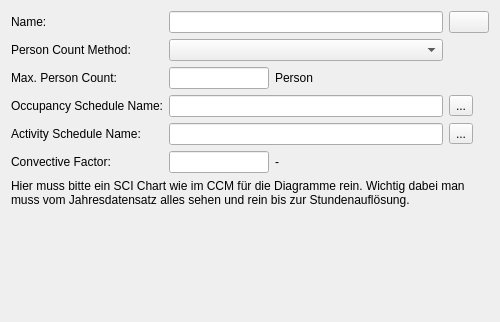
Old version of the form SIM-VICUS/src/SVDBInternalLoadsPersonEditWidget.ui in the repository ghorwin/SIM-VICUS.
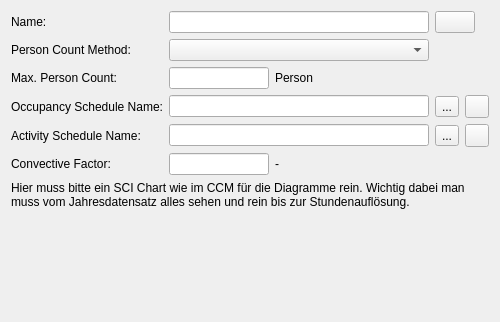
New version of the form. Icons and pictures are not drawn. Custom widgets are drawn as their Qt base class.

Commit message: change all line edit finished to finished successfully

Patch:
```diff
--- a/SIM-VICUS/src/SVDBInternalLoadsPersonEditWidget.ui
+++ b/SIM-VICUS/src/SVDBInternalLoadsPersonEditWidget.ui
@@ -20,57 +20,6 @@
    <string>Form</string>
   </property>
   <layout class="QGridLayout" name="gridLayoutMaster">
-   <item row="2" column="1">
-    <widget class="QtExt::ValidatingLineEdit" name="lineEditPersonCount">
-     <property name="maximumSize">
-      <size>
-       <width>100</width>
-       <height>16777215</height>
-      </size>
-     </property>
-    </widget>
-   </item>
-   <item row="6" column="0" colspan="5">
-    <widget class="QLabel" name="label">
-     <property name="text">
-      <string>Hier muss bitte ein SCI Chart wie im CCM für die Diagramme rein. Wichtig dabei man muss vom Jahresdatensatz alles sehen und rein bis zur Stundenauflösung.</string>
-     </property>
-     <property name="wordWrap">
-      <bool>true</bool>
-     </property>
-    </widget>
-   </item>
-   <item row="3" column="4">
-    <widget class="QToolButton" name="toolButtonSelectOccupancy">
-     <property name="text">
-      <string>...</string>
-     </property>
-    </widget>
-   </item>
-   <item row="5" column="1">
-    <widget class="QtExt::ValidatingLineEdit" name="lineEditConvectiveFactor">
-     <property name="maximumSize">
-      <size>
-       <width>100</width>
-       <height>16777215</height>
-      </size>
-     </property>
-    </widget>
-   </item>
-   <item row="2" column="2">
-    <widget class="QLabel" name="labelPersonCountUnit">
-     <property name="text">
-      <string>Person</string>
-     </property>
-    </widget>
-   </item>
-   <item row="5" column="2">
-    <widget class="QLabel" name="labelConvectiveFactorUnit">
-     <property name="text">
-      <string>-</string>
-     </property>
-    </widget>
-   </item>
    <item row="0" column="0">
     <widget class="QLabel" name="labelDisplayName">
      <property name="minimumSize">
@@ -84,40 +33,7 @@
      </property>
     </widget>
    </item>
-   <item row="4" column="0">
-    <widget class="QLabel" name="labelDisplayName_3">
-     <property name="minimumSize">
-      <size>
-       <width>60</width>
-       <height>0</height>
-      </size>
-     </property>
-     <property name="text">
-      <string>Activity Schedule Name:</string>
-     </property>
-    </widget>
-   </item>
-   <item row="3" column="1" colspan="3">
-    <widget class="QLineEdit" name="lineEditOccupancyScheduleName">
-     <property name="readOnly">
-      <bool>true</bool>
-     </property>
-    </widget>
-   </item>
-   <item row="1" column="0">
-    <widget class="QLabel" name="labelCategory_2">
-     <property name="minimumSize">
-      <size>
-       <width>60</width>
-       <height>0</height>
-      </size>
-     </property>
-     <property name="text">
-      <string>Person Count Method:</string>
-     </property>
-    </widget>
-   </item>
-   <item row="0" column="4">
+   <item row="0" column="5" colspan="2">
     <widget class="QtExt::ColorButton" name="pushButtonPersonColor">
      <property name="sizePolicy">
       <sizepolicy hsizetype="Fixed" vsizetype="Fixed">
@@ -127,34 +43,8 @@
      </property>
     </widget>
    </item>
-   <item row="5" column="3">
-    <spacer name="horizontalSpacer_2">
-     <property name="orientation">
-      <enum>Qt::Horizontal</enum>
-     </property>
-     <property name="sizeHint" stdset="0">
-      <size>
-       <width>50</width>
-       <height>20</height>
-      </size>
-     </property>
-    </spacer>
-   </item>
-   <item row="4" column="4">
-    <widget class="QToolButton" name="toolButtonSelectActivity">
-     <property name="text">
-      <string>...</string>
-     </property>
-    </widget>
-   </item>
-   <item row="3" column="0">
-    <widget class="QLabel" name="labelDisplayName_2">
-     <property name="sizePolicy">
-      <sizepolicy hsizetype="Expanding" vsizetype="Preferred">
-       <horstretch>0</horstretch>
-       <verstretch>0</verstretch>
-      </sizepolicy>
-     </property>
+   <item row="1" column="0" colspan="2">
+    <widget class="QLabel" name="labelCategory_2">
      <property name="minimumSize">
       <size>
        <width>60</width>
@@ -162,7 +52,7 @@
       </size>
      </property>
      <property name="text">
-      <string>Occupancy Schedule Name:</string>
+      <string>Person Count Method:</string>
      </property>
     </widget>
    </item>
@@ -173,23 +63,126 @@
      </property>
     </widget>
    </item>
+   <item row="2" column="2">
+    <widget class="QtExt::ValidatingLineEdit" name="lineEditPersonCount">
+     <property name="maximumSize">
+      <size>
+       <width>100</width>
+       <height>16777215</height>
+      </size>
+     </property>
+    </widget>
+   </item>
    <item row="2" column="3">
+    <widget class="QLabel" name="labelPersonCountUnit">
+     <property name="text">
+      <string>Person</string>
+     </property>
+    </widget>
+   </item>
+   <item row="2" column="4">
     <spacer name="horizontalSpacer">
      <property name="orientation">
       <enum>Qt::Horizontal</enum>
      </property>
      <property name="sizeHint" stdset="0">
       <size>
-       <width>50</width>
+       <width>65</width>
        <height>20</height>
       </size>
      </property>
     </spacer>
    </item>
-   <item row="0" column="1" colspan="3">
-    <widget class="QtExt::LanguageStringEditWidget1" name="lineEditName"/>
+   <item row="3" column="0" colspan="2">
+    <widget class="QLabel" name="labelDisplayName_2">
+     <property name="sizePolicy">
+      <sizepolicy hsizetype="Expanding" vsizetype="Preferred">
+       <horstretch>0</horstretch>
+       <verstretch>0</verstretch>
+      </sizepolicy>
+     </property>
+     <property name="minimumSize">
+      <size>
+       <width>60</width>
+       <height>0</height>
+      </size>
+     </property>
+     <property name="text">
+      <string>Occupancy Schedule Name:</string>
+     </property>
+    </widget>
    </item>
-   <item row="7" column="0">
+   <item row="3" column="5">
+    <widget class="QToolButton" name="toolButtonSelectOccupancy">
+     <property name="text">
+      <string>...</string>
+     </property>
+    </widget>
+   </item>
+   <item row="3" column="6">
+    <widget class="QToolButton" name="toolButtonRemoveOccupancySchedule">
+     <property name="icon">
+      <iconset resource="../resources/SIM-VICUS.qrc">
+       <normaloff>:/gfx/actions/24x24/minus.png</normaloff>:/gfx/actions/24x24/minus.png</iconset>
+     </property>
+    </widget>
+   </item>
+   <item row="4" column="0" colspan="2">
+    <widget class="QLabel" name="labelDisplayName_3">
+     <property name="minimumSize">
+      <size>
+       <width>60</width>
+       <height>0</height>
+      </size>
+     </property>
+     <property name="text">
+      <string>Activity Schedule Name:</string>
+     </property>
+    </widget>
+   </item>
+   <item row="4" column="5">
+    <widget class="QToolButton" name="toolButtonSelectActivity">
+     <property name="text">
+      <string>...</string>
+     </property>
+    </widget>
+   </item>
+   <item row="4" column="6">
+    <widget class="QToolButton" name="toolButtonRemoveActivitySchedule">
+     <property name="icon">
+      <iconset resource="../resources/SIM-VICUS.qrc">
+       <normaloff>:/gfx/actions/24x24/minus.png</normaloff>:/gfx/actions/24x24/minus.png</iconset>
+     </property>
+    </widget>
+   </item>
+   <item row="5" column="0">
+    <widget class="QLabel" name="labelConvectiveFactor">
+     <property name="text">
+      <string>Convective Factor:</string>
+     </property>
+    </widget>
+   </item>
+   <item row="5" column="2">
+    <widget class="QtExt::ValidatingLineEdit" name="lineEditConvectiveFactor">
+     <property name="maximumSize">
+      <size>
+       <width>100</width>
+       <height>16777215</height>
+      </size>
+     </property>
+    </widget>
+   </item>
+   <item row="6" column="0" colspan="7">
+    <widget class="QLabel" name="label">
+     <property name="text">
+      <string>Hier muss bitte ein SCI Chart wie im CCM für die Diagramme rein. Wichtig dabei man muss vom Jahresdatensatz alles sehen und rein bis zur Stundenauflösung.</string>
+     </property>
+     <property name="wordWrap">
+      <bool>true</bool>
+     </property>
+    </widget>
+   </item>
+   <item row="7" column="1">
     <spacer name="verticalSpacer">
      <property name="orientation">
       <enum>Qt::Vertical</enum>
@@ -202,23 +195,33 @@
      </property>
     </spacer>
    </item>
-   <item row="4" column="1" colspan="3">
+   <item row="0" column="2" colspan="3">
+    <widget class="QtExt::LanguageStringEditWidget1" name="lineEditName"/>
+   </item>
+   <item row="3" column="2" colspan="3">
+    <widget class="QLineEdit" name="lineEditOccupancyScheduleName">
+     <property name="readOnly">
+      <bool>true</bool>
+     </property>
+    </widget>
+   </item>
+   <item row="4" column="2" colspan="3">
     <widget class="QLineEdit" name="lineEditActivityScheduleName">
      <property name="readOnly">
       <bool>true</bool>
      </property>
     </widget>
    </item>
-   <item row="1" column="1" colspan="3">
+   <item row="5" column="3">
+    <widget class="QLabel" name="labelConvectiveFactorUnit">
+     <property name="text">
+      <string>-</string>
+     </property>
+    </widget>
+   </item>
+   <item row="1" column="2" colspan="3">
     <widget class="QComboBox" name="comboBoxPersonMethod"/>
    </item>
-   <item row="5" column="0">
-    <widget class="QLabel" name="labelConvectiveFactor">
-     <property name="text">
-      <string>Convective Factor:</string>
-     </property>
-    </widget>
-   </item>
   </layout>
  </widget>
  <customwidgets>
```
Left out of the diff: 8 changed lines with no effect on the pictures. The commit also changes 27 other files.
